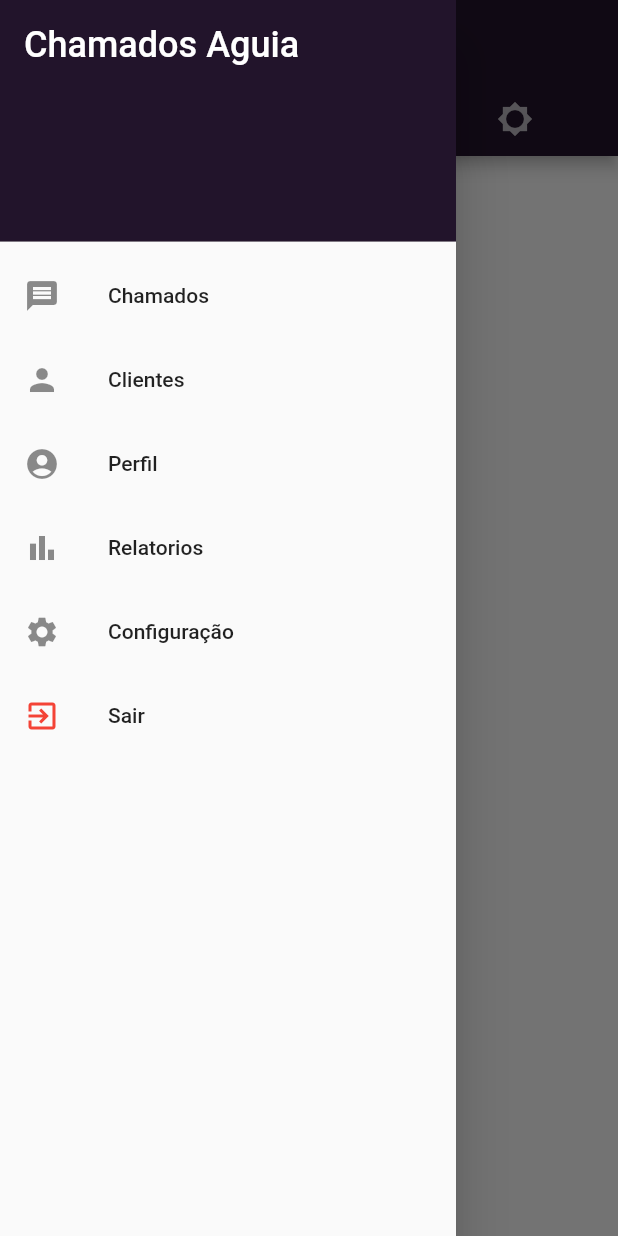
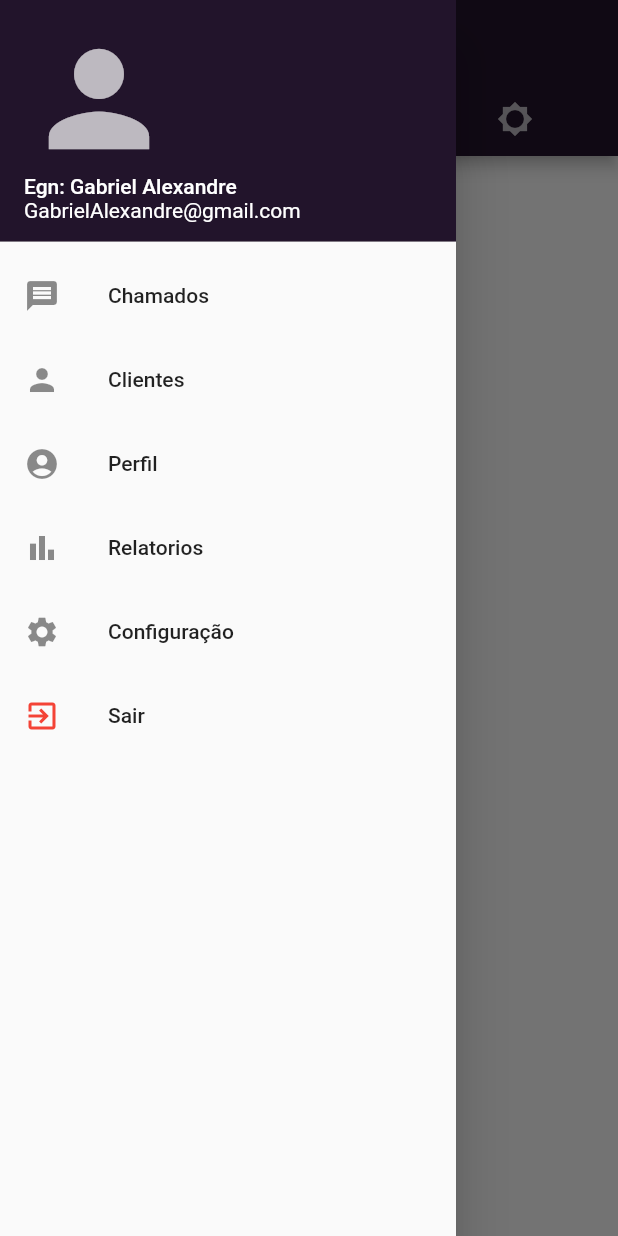
Before and after one commit to Gabriel-go/appchamado, a Flutter app: the principal screen opened by its route, with the side drawer open, on a phone screen of 412 x 824 dp. Run offline on Flutter 3.47's test engine with Material 2 defaults, Android fonts, the phone set to English and light mode, and no system bars; our stand-ins replace flutter_mobx, mobx; generated files the repository leaves out were written again; network calls fail.

Commit message:
alterações na tela de personedit

```diff
--- a/lib/person.dart
+++ b/lib/person.dart
@@ -7,6 +7,7 @@ class Person extends StatelessWidget {
     return Scaffold(
       appBar: AppBar(
         title: Text('Usuarios'),
+        backgroundColor: corPrincipal,
       ),
       body: Column(
         children: [
--- a/lib/principal.dart
+++ b/lib/principal.dart
@@ -76,14 +76,36 @@ Widget menuLateral({ctx}) {
             decoration: BoxDecoration(
               color: corPrincipal,
             ),
-          child: Text(
-            'Chamados Aguia',
+            child: Column(
+              crossAxisAlignment: CrossAxisAlignment.start,
+              children: [
+                /*Text(
+                  'Meu Chamado',
                   style: TextStyle(
                     color: Colors.white,
                     fontSize: 24,
                   ),
+                ),*/
+                Icon(
+                  Icons.person,
+                  size: 100,
+                  color: Colors.white70,
+                ),
+                Text(
+                  "Egn: Gabriel Alexandre",
+                  style: TextStyle(
+                    color: Colors.white,
                   ),
                 ),
+                Text(
+                  "GabrielAlexandre@gmail.com",
+                  style: TextStyle(
+                    color: Colors.white,
+                    fontWeight: FontWeight.w400,
+                  ),
+                ),
+              ],
+            )),
         ListTile(
           leading: Icon(Icons.message),
           title: Text('Chamados'),
```
Also changed, not shown: lib/personEdit.dart (+60 -15 lines). Lines whose indentation alone changed are shown as unchanged.
